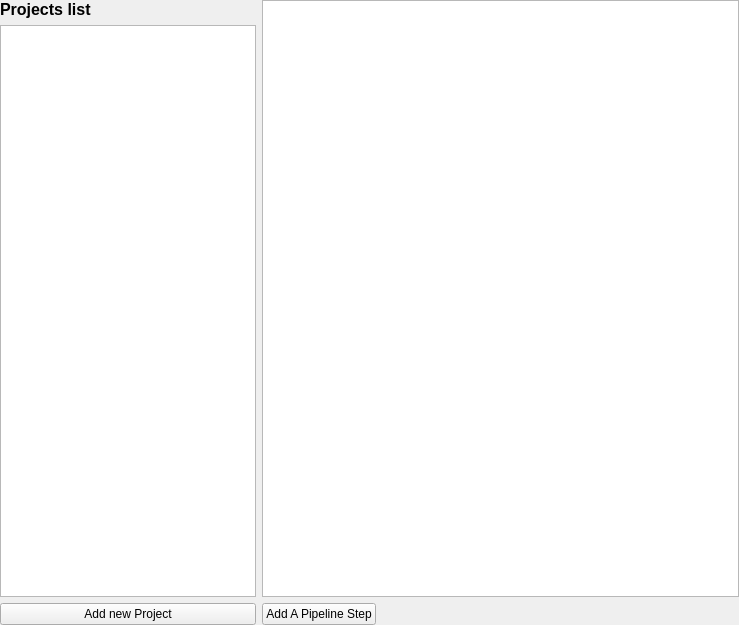
The window that src/_res/projects/projects.ui (IDragonfire/modular-client) describes before a commit, drawn with Qt 5.
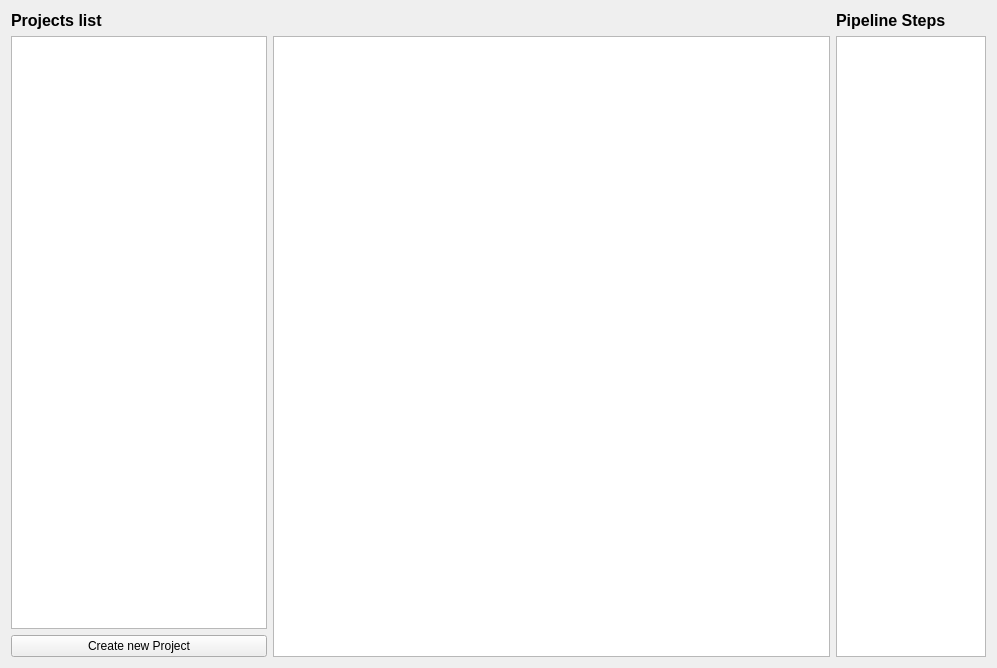
The same window after the commit.

Commit message: project graph

```diff
--- a/src/_res/projects/projects.ui
+++ b/src/_res/projects/projects.ui
@@ -6,8 +6,8 @@
    <rect>
     <x>0</x>
     <y>0</y>
-    <width>739</width>
-    <height>625</height>
+    <width>997</width>
+    <height>668</height>
    </rect>
   </property>
   <property name="sizePolicy">
@@ -20,9 +20,6 @@
    <string>Form</string>
   </property>
   <layout class="QGridLayout" name="gridLayout">
-   <property name="margin">
-    <number>0</number>
-   </property>
    <item row="0" column="0" rowspan="2">
     <widget class="QFrame" name="frame">
      <property name="sizePolicy">
@@ -105,96 +102,52 @@
       <item>
        <widget class="QPushButton" name="newProjectButton">
         <property name="text">
-         <string>Add new Project</string>
+         <string>Create new Project</string>
         </property>
        </widget>
       </item>
      </layout>
     </widget>
    </item>
-   <item row="0" column="1" colspan="2">
-    <widget class="QFrame" name="listFrame">
-     <property name="frameShape">
-      <enum>QFrame::NoFrame</enum>
+   <item row="0" column="2">
+    <widget class="QLabel" name="stepLabel">
+     <property name="font">
+      <font>
+       <pointsize>12</pointsize>
+       <weight>75</weight>
+       <bold>true</bold>
+      </font>
      </property>
-     <property name="frameShadow">
-      <enum>QFrame::Raised</enum>
-     </property>
-     <property name="lineWidth">
-      <number>0</number>
-     </property>
-     <layout class="QVBoxLayout" name="verticalLayout_2">
-      <property name="margin">
-       <number>0</number>
-      </property>
-      <item>
-       <widget class="QListWidget" name="stepsList">
-        <property name="focusPolicy">
-         <enum>Qt::NoFocus</enum>
-        </property>
-        <property name="dragDropMode">
-         <enum>QAbstractItemView::InternalMove</enum>
-        </property>
-        <property name="selectionMode">
-         <enum>QAbstractItemView::NoSelection</enum>
-        </property>
-        <property name="iconSize">
-         <size>
-          <width>100</width>
-          <height>100</height>
-         </size>
-        </property>
-        <property name="textElideMode">
-         <enum>Qt::ElideMiddle</enum>
-        </property>
-        <property name="verticalScrollMode">
-         <enum>QAbstractItemView::ScrollPerPixel</enum>
-        </property>
-        <property name="horizontalScrollMode">
-         <enum>QAbstractItemView::ScrollPerPixel</enum>
-        </property>
-        <property name="movement">
-         <enum>QListView::Static</enum>
-        </property>
-        <property name="flow">
-         <enum>QListView::LeftToRight</enum>
-        </property>
-        <property name="resizeMode">
-         <enum>QListView::Adjust</enum>
-        </property>
-        <property name="viewMode">
-         <enum>QListView::IconMode</enum>
-        </property>
-        <property name="uniformItemSizes">
-         <bool>true</bool>
-        </property>
-        <property name="sortingEnabled">
-         <bool>true</bool>
-        </property>
-       </widget>
-      </item>
-     </layout>
-    </widget>
-   </item>
-   <item row="1" column="1">
-    <widget class="QPushButton" name="addStepButton">
      <property name="text">
-      <string>Add A Pipeline Step</string>
+      <string>Pipeline Steps</string>
+     </property>
+    </widget>
+   </item>
+   <item row="1" column="1">
+    <widget class="QGraphicsView" name="scene">
+     <property name="dragMode">
+      <enum>QGraphicsView::ScrollHandDrag</enum>
      </property>
     </widget>
    </item>
    <item row="1" column="2">
-    <spacer name="horizontalSpacer">
-     <property name="orientation">
-      <enum>Qt::Horizontal</enum>
-     </property>
-     <property name="sizeHint" stdset="0">
+    <widget class="QListWidget" name="stepsList">
+     <property name="maximumSize">
       <size>
-       <width>367</width>
-       <height>20</height>
+       <width>150</width>
+       <height>16777215</height>
       </size>
      </property>
-    </spacer>
+     <property name="dragEnabled">
+      <bool>true</bool>
+     </property>
+     <property name="dragDropMode">
+      <enum>QAbstractItemView::DragOnly</enum>
+     </property>
+     <property name="alternatingRowColors">
+      <bool>false</bool>
+     </property>
+    </widget>
    </item>
   </layout>
  </widget>
```
The commit also changes 4 other files.
